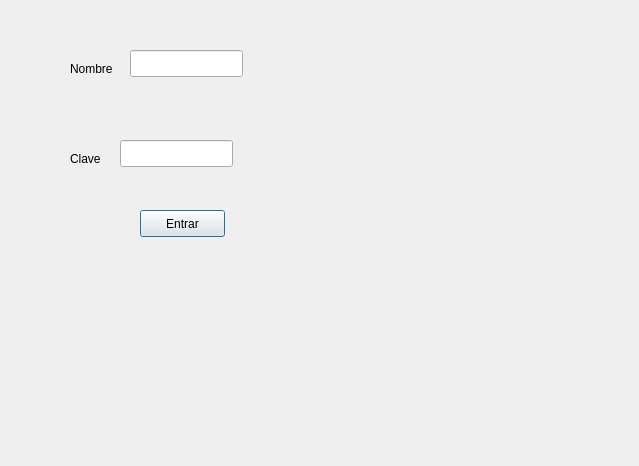
First picture: the form in omega/omega/login.ui, repository orianapedroza/proyectoLM1, before the edit.
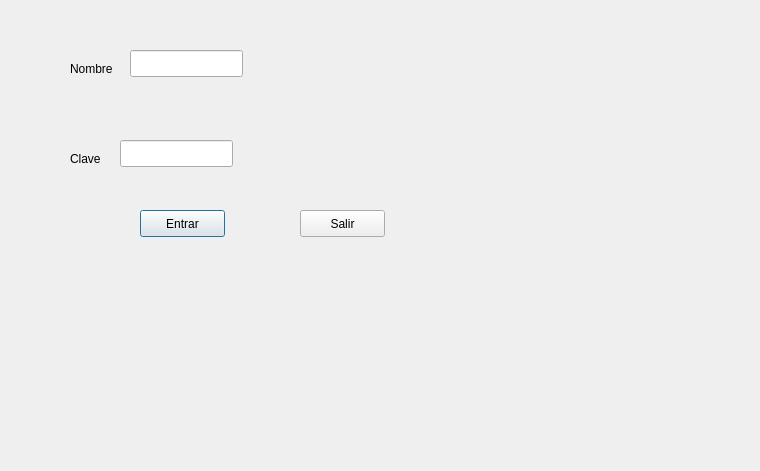
Second picture: the form after the edit.

Diff of the .ui file:
```diff
--- a/omega/omega/login.ui
+++ b/omega/omega/login.ui
@@ -6,8 +6,8 @@
    <rect>
     <x>0</x>
     <y>0</y>
-    <width>639</width>
-    <height>466</height>
+    <width>760</width>
+    <height>471</height>
    </rect>
   </property>
   <property name="windowTitle">
@@ -72,6 +72,19 @@
     <string>Entrar</string>
    </property>
   </widget>
+  <widget class="QPushButton" name="salir">
+   <property name="geometry">
+    <rect>
+     <x>300</x>
+     <y>210</y>
+     <width>85</width>
+     <height>27</height>
+    </rect>
+   </property>
+   <property name="text">
+    <string>Salir</string>
+   </property>
+  </widget>
  </widget>
  <layoutdefault spacing="6" margin="11"/>
  <resources/>
```
